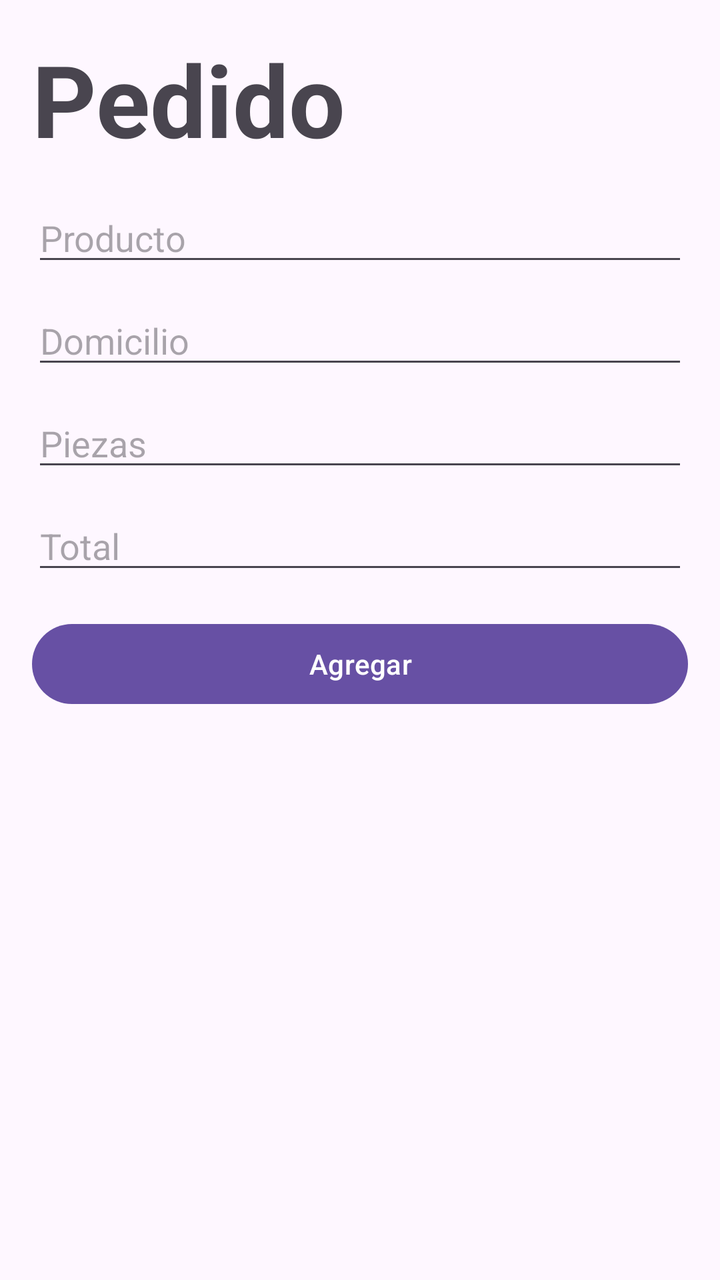
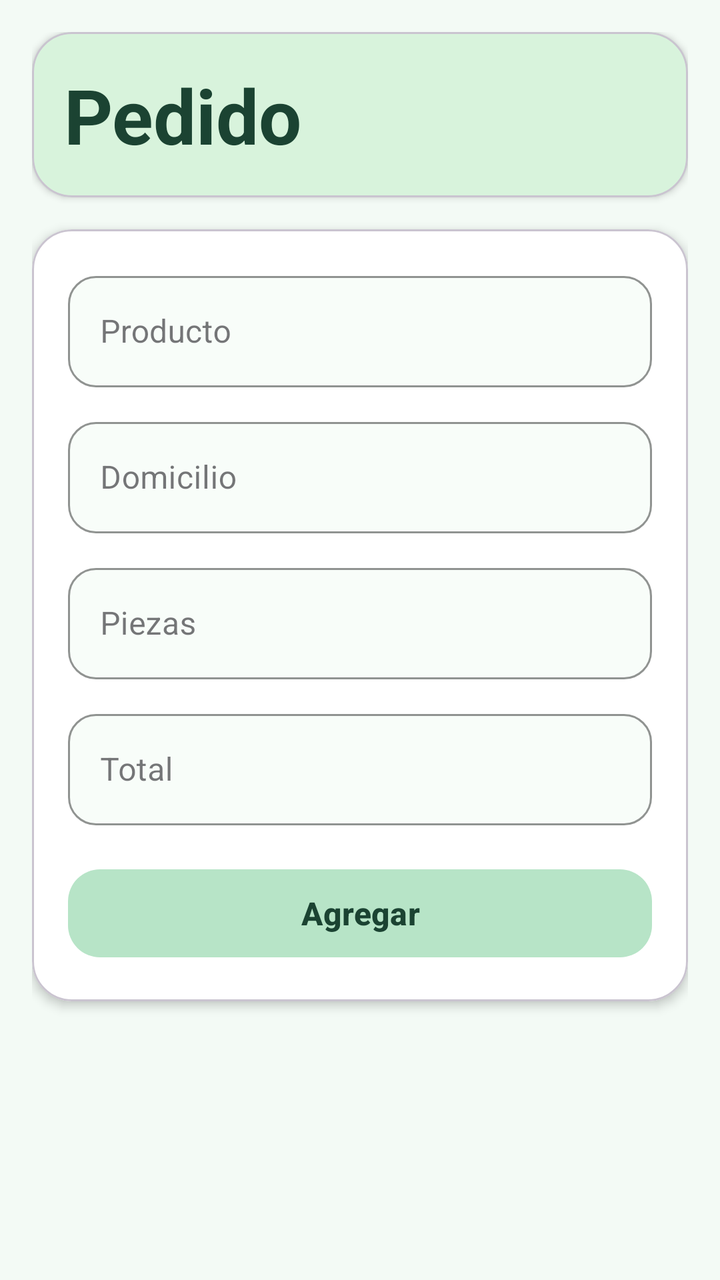

Compare the two renders of this Android layout. The source of the first and the diff that turns it into the second are given below.
<!-- AndroidManifest.xml: application theme Theme.Proyecto_u3_Itzel_Monserrat -->
<!-- res/layout/activity_form_pedido.xml -->
<?xml version="1.0" encoding="utf-8"?>
<ScrollView xmlns:android="http://schemas.android.com/apk/res/android"
    android:layout_width="match_parent"
    android:layout_height="match_parent"
    android:padding="16dp">

    <LinearLayout
        android:layout_width="match_parent"
        android:layout_height="wrap_content"
        android:orientation="vertical">

        <TextView
            android:layout_width="match_parent"
            android:layout_height="wrap_content"
            android:layout_marginBottom="14dp"
            android:text="Pedido"
            android:textSize="50sp"
            android:textStyle="bold" />

        <EditText
            android:id="@+id/etProducto"
            android:layout_width="match_parent"
            android:layout_height="wrap_content"
            android:layout_marginBottom="10dp"
            android:hint="Producto"
            android:inputType="text" />

        <EditText
            android:id="@+id/etDomicilioPedido"
            android:layout_width="match_parent"
            android:layout_height="wrap_content"
            android:layout_marginBottom="10dp"
            android:hint="Domicilio"
            android:inputType="textPostalAddress" />

        <EditText
            android:id="@+id/etPiezas"
            android:layout_width="match_parent"
            android:layout_height="wrap_content"
            android:layout_marginBottom="10dp"
            android:hint="Piezas"
            android:inputType="number" />

        <EditText
            android:id="@+id/etTotal"
            android:layout_width="match_parent"
            android:layout_height="wrap_content"
            android:layout_marginBottom="16dp"
            android:hint="Total"
            android:inputType="numberDecimal" />

        <Button
            android:id="@+id/btnAgregarPedido"
            android:layout_width="match_parent"
            android:layout_height="wrap_content"
            android:text="Agregar" />

    </LinearLayout>
</ScrollView>
<!-- resources referenced by this layout -->
<resources>
  <style name="Theme.Proyecto_u3_Itzel_Monserrat" parent="Base.Theme.Proyecto_u3_Itzel_Monserrat" />
  <style name="Base.Theme.Proyecto_u3_Itzel_Monserrat" parent="Theme.Material3.DayNight.NoActionBar">
          
          
      </style>
</resources>

<!-- the commit's change to res/layout/activity_form_pedido.xml (unified diff, before → after) -->
@@ -1,7 +1,10 @@
 <?xml version="1.0" encoding="utf-8"?>
 <ScrollView xmlns:android="http://schemas.android.com/apk/res/android"
+    xmlns:app="http://schemas.android.com/apk/res-auto"
     android:layout_width="match_parent"
     android:layout_height="match_parent"
+    android:background="#F3FAF5"
+    android:fillViewport="true"
     android:padding="16dp">
 
     <LinearLayout
@@ -9,51 +12,131 @@
         android:layout_height="wrap_content"
         android:orientation="vertical">
 
-        <TextView
-            android:layout_width="match_parent"
-            android:layout_height="wrap_content"
-            android:layout_marginBottom="14dp"
-            android:text="Pedido"
-            android:textSize="50sp"
-            android:textStyle="bold" />
-
-        <EditText
-            android:id="@+id/etProducto"
-            android:layout_width="match_parent"
-            android:layout_height="wrap_content"
-            android:layout_marginBottom="10dp"
-            android:hint="Producto"
-            android:inputType="text" />
-
-        <EditText
-            android:id="@+id/etDomicilioPedido"
-            android:layout_width="match_parent"
-            android:layout_height="wrap_content"
-            android:layout_marginBottom="10dp"
-            android:hint="Domicilio"
-            android:inputType="textPostalAddress" />
-
-        <EditText
-            android:id="@+id/etPiezas"
-            android:layout_width="match_parent"
-            android:layout_height="wrap_content"
-            android:layout_marginBottom="10dp"
-            android:hint="Piezas"
-            android:inputType="number" />
-
-        <EditText
-            android:id="@+id/etTotal"
+        <com.google.android.material.card.MaterialCardView
             android:layout_width="match_parent"
             android:layout_height="wrap_content"
             android:layout_marginBottom="16dp"
-            android:hint="Total"
-            android:inputType="numberDecimal" />
+            app:cardBackgroundColor="#D8F3DC"
+            app:cardCornerRadius="20dp"
+            app:cardElevation="2dp">
 
-        <Button
-            android:id="@+id/btnAgregarPedido"
+            <TextView
+                android:layout_width="match_parent"
+                android:layout_height="wrap_content"
+                android:padding="16dp"
+                android:text="Pedido"
+                android:textColor="#1B4332"
+                android:textSize="38sp"
+                android:textStyle="bold" />
+        </com.google.android.material.card.MaterialCardView>
+
+        <com.google.android.material.card.MaterialCardView
             android:layout_width="match_parent"
             android:layout_height="wrap_content"
-            android:text="Agregar" />
+            app:cardBackgroundColor="#FFFFFF"
+            app:cardCornerRadius="20dp"
+            app:cardElevation="3dp">
+
+            <LinearLayout
+                android:layout_width="match_parent"
+                android:layout_height="wrap_content"
+                android:orientation="vertical"
+                android:padding="18dp">
+
+                <com.google.android.material.textfield.TextInputLayout
+                    style="@style/Widget.MaterialComponents.TextInputLayout.OutlinedBox"
+                    android:layout_width="match_parent"
+                    android:layout_height="wrap_content"
+                    android:layout_marginBottom="12dp"
+                    android:hint="Producto"
+                    app:boxBackgroundColor="#F8FDF9"
+                    app:boxCornerRadiusBottomEnd="14dp"
+                    app:boxCornerRadiusBottomStart="14dp"
+                    app:boxCornerRadiusTopEnd="14dp"
+                    app:boxCornerRadiusTopStart="14dp"
+                    app:boxStrokeColor="#95D5B2">
+
+                    <com.google.android.material.textfield.TextInputEditText
+                        android:id="@+id/etProducto"
+                        android:layout_width="match_parent"
+                        android:layout_height="wrap_content"
+                        android:inputType="text" />
+                </com.google.android.material.textfield.TextInputLayout>
+
+                <com.google.android.material.textfield.TextInputLayout
+                    style="@style/Widget.MaterialComponents.TextInputLayout.OutlinedBox"
+                    android:layout_width="match_parent"
+                    android:layout_height="wrap_content"
+                    android:layout_marginBottom="12dp"
+                    android:hint="Domicilio"
+                    app:boxBackgroundColor="#F8FDF9"
+                    app:boxCornerRadiusBottomEnd="14dp"
+                    app:boxCornerRadiusBottomStart="14dp"
+                    app:boxCornerRadiusTopEnd="14dp"
+                    app:boxCornerRadiusTopStart="14dp"
+                    app:boxStrokeColor="#95D5B2">
+
+                    <com.google.android.material.textfield.TextInputEditText
+                        android:id="@+id/etDomicilioPedido"
+                        android:layout_width="match_parent"
+                        android:layout_height="wrap_content"
+                        android:inputType="textPostalAddress" />
+                </com.google.android.material.textfield.TextInputLayout>
+
+                <com.google.android.material.textfield.TextInputLayout
+                    style="@style/Widget.MaterialComponents.TextInputLayout.OutlinedBox"
+                    android:layout_width="match_parent"
+                    android:layout_height="wrap_content"
+                    android:layout_marginBottom="12dp"
+                    android:hint="Piezas"
+                    app:boxBackgroundColor="#F8FDF9"
+                    app:boxCornerRadiusBottomEnd="14dp"
+                    app:boxCornerRadiusBottomStart="14dp"
+                    app:boxCornerRadiusTopEnd="14dp"
+                    app:boxCornerRadiusTopStart="14dp"
+                    app:boxStrokeColor="#95D5B2">
+
+                    <com.google.android.material.textfield.TextInputEditText
+                        android:id="@+id/etPiezas"
+                        android:layout_width="match_parent"
+                        android:layout_height="wrap_content"
+                        android:inputType="number" />
+                </com.google.android.material.textfield.TextInputLayout>
+
+                <com.google.android.material.textfield.TextInputLayout
+                    style="@style/Widget.MaterialComponents.TextInputLayout.OutlinedBox"
+                    android:layout_width="match_parent"
+                    android:layout_height="wrap_content"
+                    android:layout_marginBottom="18dp"
+                    android:hint="Total"
+                    app:boxBackgroundColor="#F8FDF9"
+                    app:boxCornerRadiusBottomEnd="14dp"
+                    app:boxCornerRadiusBottomStart="14dp"
+                    app:boxCornerRadiusTopEnd="14dp"
+                    app:boxCornerRadiusTopStart="14dp"
+                    app:boxStrokeColor="#95D5B2">
+
+                    <com.google.android.material.textfield.TextInputEditText
+                        android:id="@+id/etTotal"
+                        android:layout_width="match_parent"
+                        android:layout_height="wrap_content"
+                        android:inputType="numberDecimal" />
+                </com.google.android.material.textfield.TextInputLayout>
+
+                <com.google.android.material.button.MaterialButton
+                    android:id="@+id/btnAgregarPedido"
+                    android:layout_width="match_parent"
+                    android:layout_height="52dp"
+                    android:text="Agregar"
+                    android:textAllCaps="false"
+                    android:textColor="#1B4332"
+                    android:textSize="16sp"
+                    android:textStyle="bold"
+                    app:backgroundTint="#B7E4C7"
+                    app:cornerRadius="16dp"
+                    app:rippleColor="#95D5B2" />
+            </LinearLayout>
+        </com.google.android.material.card.MaterialCardView>
 
     </LinearLayout>
 </ScrollView>
